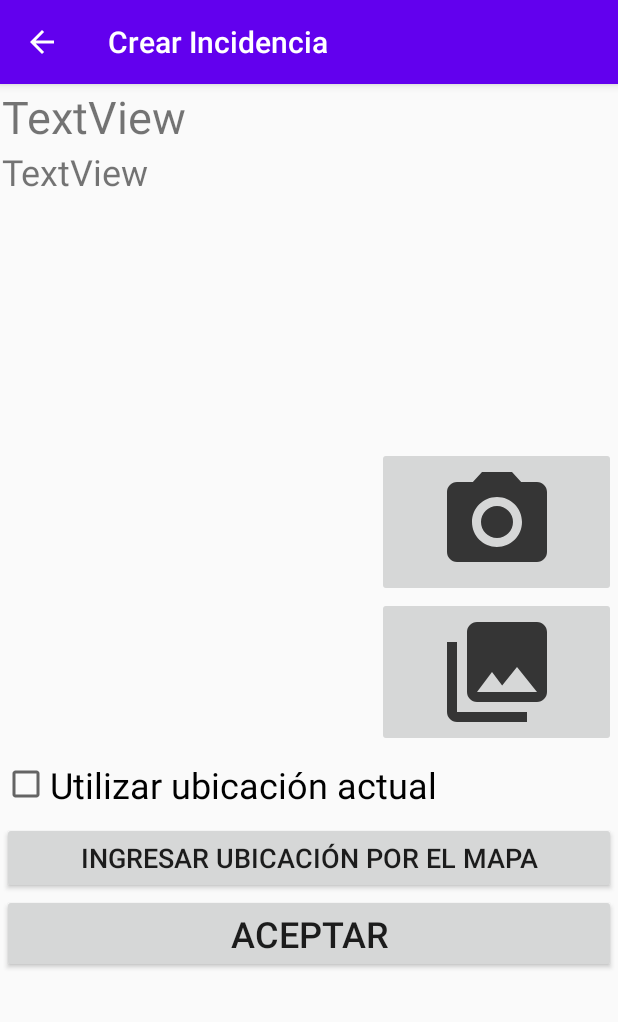
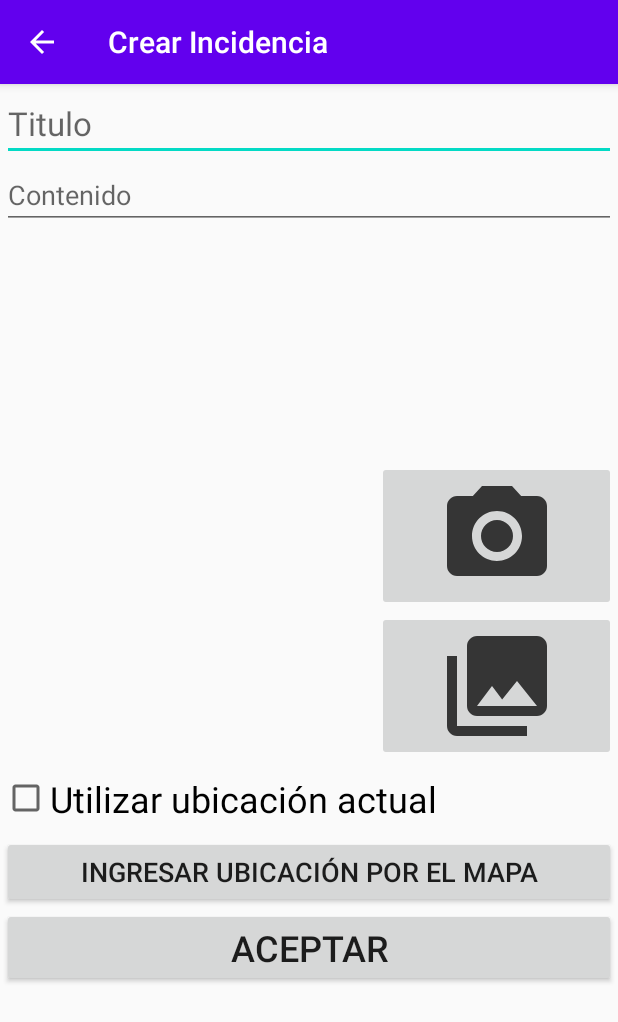
Before and after one commit to eddyrodriguezd/monitoreopucp, an Android app: the IncidenciaFormulario screen opened directly, with no data from a screen before it, on a phone screen of 412 x 824 dp. Shown: the top 1022 px of the screen. Run offline under Robolectric (Android 15) with nearby library versions, the phone set to English and light mode, and no system bars.

Commit message:
FORMULARIO INCIDENCIA: CAMBIO TEXTVIEW POR EDITTEXT

```diff
--- a/app/src/main/res/layout/activity_incidencia_formulario.xml
+++ b/app/src/main/res/layout/activity_incidencia_formulario.xml
@@ -19,12 +19,12 @@
             android:layout_marginBottom="1dp"
             android:orientation="vertical">
 
-            <TextView
+            <EditText
                 android:id="@+id/textViewTituloIncidenica_FormularioIncidencia"
                 android:layout_width="match_parent"
                 android:layout_height="wrap_content"
-                android:text="TextView"
-                android:textSize="30sp" />
+                android:hint="Titulo"
+                android:textSize="22sp" />
 
             <ScrollView
                 android:layout_width="match_parent"
@@ -35,12 +35,12 @@
                     android:layout_height="wrap_content"
                     android:orientation="vertical">
 
-                    <TextView
+                    <EditText
                         android:id="@+id/textViewContenidoIncidencia_FormularioIncidencia"
                         android:layout_width="match_parent"
                         android:layout_height="wrap_content"
-                        android:text="TextView"
-                        android:textSize="24sp" />
+                        android:hint="Contenido"
+                        android:textSize="18sp" />
                 </LinearLayout>
             </ScrollView>
 
```
